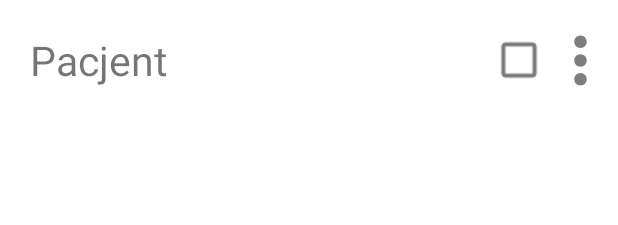
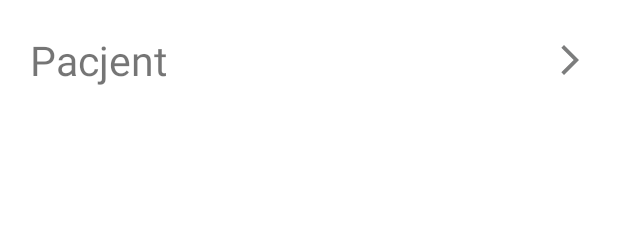
Before and after one commit to marylaa/ZPO_pod_kontrola, an Android app: the layout pacient_item.xml on its own in the app's theme, with its tools: preview values and no code run, on a phone screen of 412 x 824 dp. Shown: the top 225 px of the screen. Run offline under Robolectric (Android 15) with nearby library versions, the light colour scheme and no system bars.

Commit message:
działa strona główna lekarza

```diff
--- a/app/src/main/AndroidManifest.xml
+++ b/app/src/main/AndroidManifest.xml
@@ -52,7 +52,7 @@
                 android:value="" />
         </activity>
         <activity
-            android:name=".DoctorPageActivity"
+            android:name=".pacients_list.ViewPacientsActivity"
             android:exported="false">
             <meta-data
                 android:name="android.app.lib_name"
--- a/app/src/main/java/com/example/myapp/DoctorModel.kt
+++ /dev/null
@@ -1,6 +0,0 @@
-package com.example.myapp
-
-data class DoctorModel (
-    var firstName: String = "",
-    var lastName: String = ""
-)
--- a/app/src/main/java/com/example/myapp/login/LoginActivity.kt
+++ b/app/src/main/java/com/example/myapp/login/LoginActivity.kt
@@ -7,8 +7,8 @@ import android.util.Log
 import android.view.View
 import android.widget.Button
 import android.widget.EditText
-import com.example.myapp.DoctorPageActivity
 import com.example.myapp.R
+import com.example.myapp.pacients_list.ViewPacientsActivity
 import com.example.myapp.pills_list.UserScheduleActivity
 import com.google.firebase.auth.FirebaseAuth
 import com.google.firebase.database.*
@@ -93,7 +93,7 @@ class LoginActivity : BaseActivity(), View.OnClickListener {
                     val intent = Intent(this@LoginActivity, UserScheduleActivity::class.java)
                     startActivity(intent)
                 } else {
-                    val intent = Intent(this@LoginActivity, DoctorPageActivity::class.java)
+                    val intent = Intent(this@LoginActivity, ViewPacientsActivity::class.java)
                     startActivity(intent)
                 }
             }
--- a/app/src/main/java/com/example/myapp/login/UserModel.kt
+++ b/app/src/main/java/com/example/myapp/login/UserModel.kt
@@ -1,7 +1,7 @@
 package com.example.myapp.login
 
 data class UserModel(
-    var userType: String,
-    var firstName: String,
-    var lastName: String
+    var userType: String = "",
+    var firstName: String = "",
+    var lastName: String = ""
 )
--- /dev/null
+++ b/app/src/main/res/drawable/baseline_arrow_forward_ios_24.xml
@@ -0,0 +1,5 @@
+<vector android:autoMirrored="true" android:height="24dp"
+    android:tint="#000000" android:viewportHeight="24"
+    android:viewportWidth="24" android:width="24dp" xmlns:android="http://schemas.android.com/apk/res/android">
+    <path android:fillColor="@android:color/white" android:pathData="M6.23,20.23l1.77,1.77l10,-10l-10,-10l-1.77,1.77l8.23,8.23z"/>
+</vector>
--- a/app/src/main/res/layout/activity_main_doctor_page.xml
+++ b/app/src/main/res/layout/activity_main_doctor_page.xml
@@ -4,7 +4,7 @@
     xmlns:tools="http://schemas.android.com/tools"
     android:layout_width="match_parent"
     android:layout_height="match_parent"
-    tools:context=".DoctorPageActivity">
+    tools:context=".pacients_list.ViewPacientsActivity">
 
     <androidx.recyclerview.widget.RecyclerView
         android:id="@+id/rvPacients"
--- a/app/src/main/res/layout/pacient_item.xml
+++ b/app/src/main/res/layout/pacient_item.xml
@@ -13,27 +13,16 @@
         android:text="Pacjent"
         android:textSize="27sp"
         app:layout_constraintBottom_toBottomOf="parent"
-        app:layout_constraintEnd_toStartOf="@+id/cbDone"
+        app:layout_constraintEnd_toStartOf="@+id/choosePacient"
         app:layout_constraintStart_toStartOf="parent"
         app:layout_constraintTop_toTopOf="parent" />
 
-    <CheckBox
-        android:id="@+id/cbDone"
+    <ImageButton
+        android:id="@+id/choosePacient"
         android:layout_width="wrap_content"
         android:layout_height="wrap_content"
-        app:layout_constraintBottom_toBottomOf="parent"
-        app:layout_constraintEnd_toStartOf="@+id/imageButton"
-        app:layout_constraintTop_toTopOf="parent"
-        android:scaleY="1.3"
-        android:scaleX="1.3"
-        android:minWidth="0dp"
-        android:minHeight="0dp"/>
-
-    <ImageButton
-        android:id="@+id/imageButton"
-        android:layout_width="wrap_content"
-        android:layout_height="wrap_content"
-        android:background="@drawable/baseline_more_vert_24"
+        android:layout_marginRight="20dp"
+        android:background="@drawable/baseline_arrow_forward_ios_24"
         android:backgroundTint="#97222323"
         app:layout_constraintBottom_toBottomOf="parent"
         app:layout_constraintEnd_toEndOf="parent"
```
Also changed, not shown: app/src/main/java/com/example/myapp/DoctorPageActivity.kt (deleted, +0 -12 lines), app/src/main/java/com/example/myapp/pacients_list/PacientItemAdapter.kt (+7 -7 lines), app/src/main/java/com/example/myapp/pacients_list/PacientModel.kt (deleted, +0 -9 lines), app/src/main/java/com/example/myapp/pacients_list/ViewPacientsActivity.kt (+65 -61 lines), app/src/main/res/layout/list_pacient.xml (deleted, +0 -11 lines).
